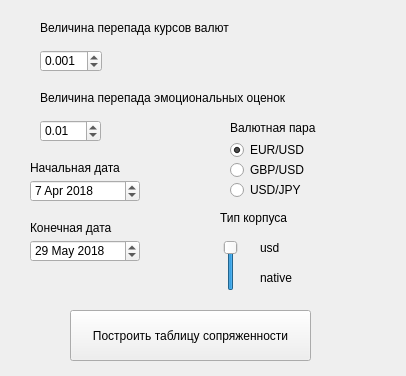
The window that gui_forms/contigency_form.ui (TOXMEH/Emotional-Peak-Analyzer) describes before a commit, drawn with Qt 5.
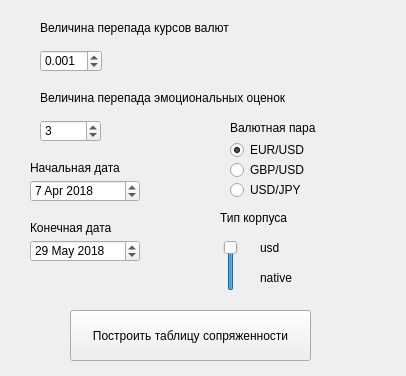
The same window after the commit.

Diff of the .ui file:
```diff
--- a/gui_forms/contigency_form.ui
+++ b/gui_forms/contigency_form.ui
@@ -250,7 +250,7 @@
                 <double>0.001000000000000</double>
             </property>
         </widget>
-        <widget class="QDoubleSpinBox" name="doubleSpinBox">
+        <widget class="QSpinBox" name="spinBox">
             <property name="geometry">
                 <rect>
                     <x>40</x>
@@ -259,14 +259,8 @@
                     <height>22</height>
                 </rect>
             </property>
-            <property name="maximum">
-                <double>10.000000000000000</double>
-            </property>
-            <property name="singleStep">
-                <double>0.100000000000000</double>
-            </property>
             <property name="value">
-                <double>0.010000000000000</double>
+                <number>3</number>
             </property>
         </widget>
     </widget>
```
